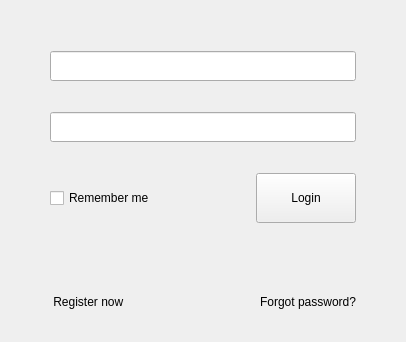
CodeGrindstone/TalkHub, file Client/loginwidget.ui: the form before one commit.
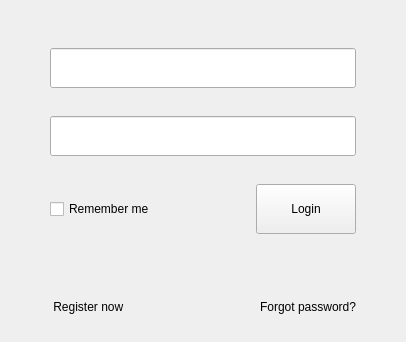
The form after the commit. Custom widgets are drawn as their Qt base class.

What changed in the file:
```diff
--- a/Client/loginwidget.ui
+++ b/Client/loginwidget.ui
@@ -42,13 +42,13 @@
        <property name="minimumSize">
         <size>
          <width>0</width>
-         <height>30</height>
+         <height>40</height>
         </size>
        </property>
        <property name="maximumSize">
         <size>
          <width>16777215</width>
-         <height>30</height>
+         <height>40</height>
         </size>
        </property>
       </widget>
@@ -62,13 +62,13 @@
        <property name="minimumSize">
         <size>
          <width>0</width>
-         <height>30</height>
+         <height>40</height>
         </size>
        </property>
        <property name="maximumSize">
         <size>
          <width>16777215</width>
-         <height>30</height>
+         <height>40</height>
         </size>
        </property>
       </widget>
```
